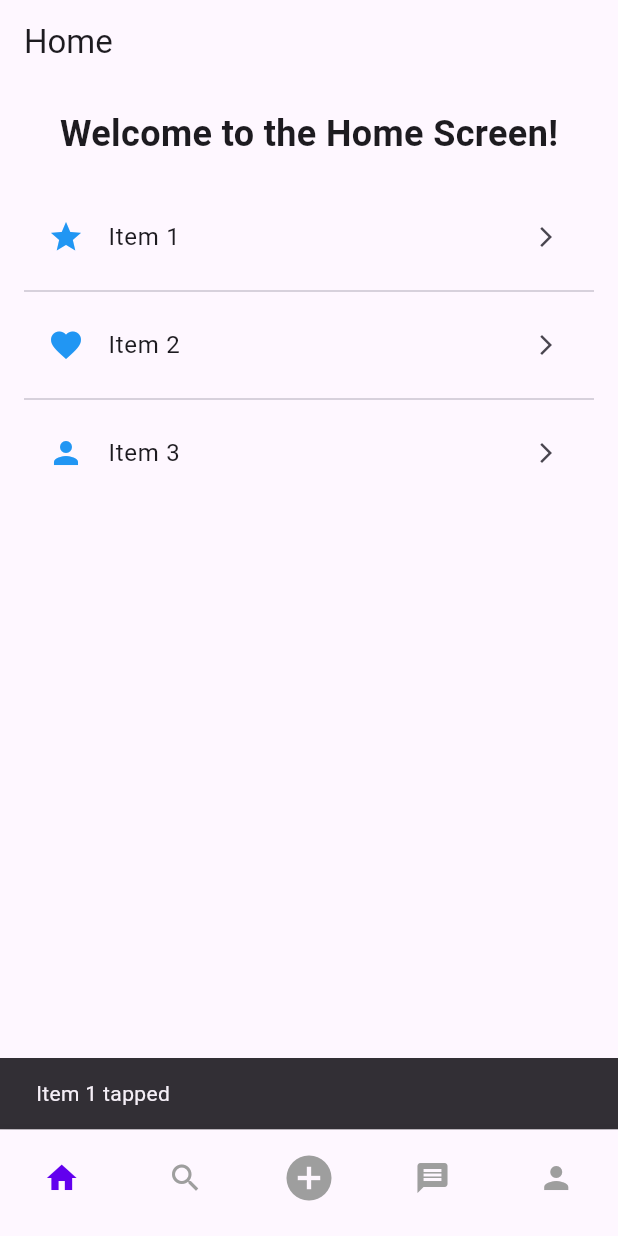
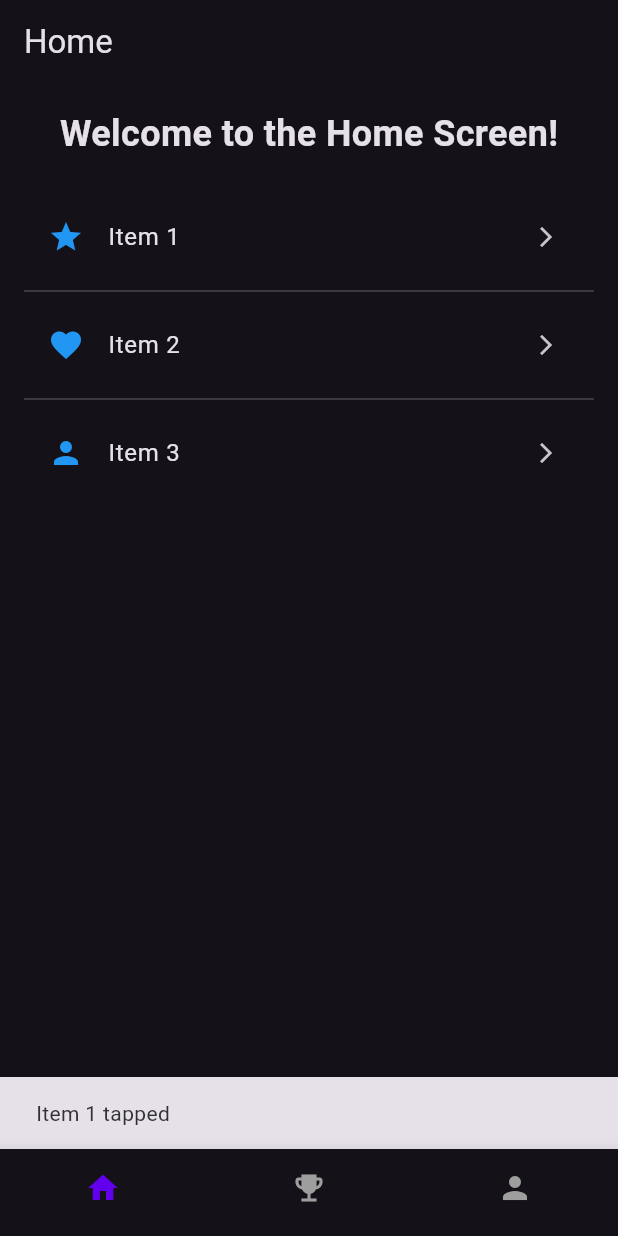
Before and after one commit to luisghdez/lumi_learn, a Flutter app: the screen it shows after launch, after a tap on "Item 1", on a phone screen of 412 x 824 dp. Run offline on Flutter 3.47's test engine with Material 3 defaults, Android fonts, the light colour scheme and no system bars; our stand-ins replace get.

Commit message:
lumilearn screens

```diff
--- a/lib/main.dart
+++ b/lib/main.dart
@@ -1,16 +1,13 @@
-// lib/main.dart
 import 'package:flutter/material.dart';
 import 'package:get/get.dart';
-import 'package:vibra_app/screens/messaging/messaging_screen.dart';
 import 'controllers/navigation_controller.dart';
 import 'screens/home/home_screen.dart';
-import 'screens/search/search_screen.dart';
+import 'screens/social/social_screen.dart';
 import 'screens/profile/profile_screen.dart';
 import 'widgets/bottom_nav_bar.dart';
 import 'utils/constants.dart';
 
 void main() {
-  // Initialize the NavigationController using GetX
   Get.put(NavigationController());
   runApp(const MyApp());
 }
@@ -20,11 +17,12 @@ class MyApp extends StatelessWidget {
 
   @override
   Widget build(BuildContext context) {
-    // Use GetMaterialApp instead of MaterialApp
     return GetMaterialApp(
-      title: 'Clean Navbar App',
+      title: 'Lumi Learn',
       theme: ThemeData(
         primarySwatch: Colors.blue,
+        // make dark theme the default
+        brightness: Brightness.dark,
       ),
       home: const MainScreen(),
     );
@@ -45,12 +43,11 @@ class MainScreen extends StatelessWidget {
           children: const [
             HomeScreen(),
             SearchScreen(),
-            MessagingScreen(),
             ProfileScreen(),
           ],
         ),
       ),
-      bottomNavigationBar: BottomNavbar(),
+      bottomNavigationBar: const BottomNavbar(),
     );
   }
 }
--- a/lib/screens/messaging/components/messaging_header.dart
+++ /dev/null
@@ -1,17 +0,0 @@
-import 'package:flutter/material.dart';
-
-class MessagingHeader extends StatelessWidget {
-  const MessagingHeader({Key? key}) : super(key: key);
-
-  @override
-  Widget build(BuildContext context) {
-    // Example header for Messaging
-    return Container(
-      padding: const EdgeInsets.all(16),
-      child: const Text(
-        'Your Conversations',
-        style: TextStyle(fontSize: 24, fontWeight: FontWeight.bold),
-      ),
-    );
-  }
-}
--- a/lib/screens/messaging/messaging_screen.dart
+++ /dev/null
@@ -1,25 +0,0 @@
-import 'package:flutter/material.dart';
-import 'components/messaging_header.dart';
-import 'widgets/messaging_widget.dart';
-
-class MessagingScreen extends StatelessWidget {
-  const MessagingScreen({Key? key}) : super(key: key);
-
-  @override
-  Widget build(BuildContext context) {
-    // Main layout of the Messaging Screen
-    return Scaffold(
-      appBar: AppBar(
-        title: const Text('Messaging'),
-      ),
-      body: const Column(
-        children: [
-          MessagingHeader(),
-          Expanded(
-            child: MessagingWidget(),
-          ),
-        ],
-      ),
-    );
-  }
-}
--- a/lib/screens/messaging/widgets/messaging_widget.dart
+++ /dev/null
@@ -1,39 +0,0 @@
-import 'package:flutter/material.dart';
-
-class MessagingWidget extends StatelessWidget {
-  const MessagingWidget({Key? key}) : super(key: key);
-
-  // Example list of conversations
-  final List<Map<String, String>> conversations = const [
-    {'name': 'Alice', 'lastMessage': 'Hey there!'},
-    {'name': 'Bob', 'lastMessage': 'Let\'s catch up later.'},
-    {'name': 'Charlie', 'lastMessage': 'Check out this link.'},
-  ];
-
-  @override
-  Widget build(BuildContext context) {
-    return ListView.separated(
-      padding: const EdgeInsets.symmetric(horizontal: 16, vertical: 8),
-      itemCount: conversations.length,
-      separatorBuilder: (context, index) => const Divider(),
-      itemBuilder: (context, index) {
-        final convo = conversations[index];
-        return ListTile(
-          leading: CircleAvatar(
-            child: Text(convo['name']![0]),
-          ),
-          title: Text(convo['name']!),
-          subtitle: Text(convo['lastMessage']!),
-          trailing: const Icon(Icons.arrow_forward_ios, size: 16),
-          onTap: () {
-            // Handle conversation tap, e.g., navigate to chat detail
-            ScaffoldMessenger.of(context).showSnackBar(
-              SnackBar(
-                  content: Text('Opening conversation with ${convo['name']}')),
-            );
-          },
-        );
-      },
-    );
-  }
-}
--- a/lib/utils/constants.dart
+++ b/lib/utils/constants.dart
@@ -5,7 +5,8 @@ class Constants {
   static const String search = 'Search';
   static const String profile = 'Profile';
   static const String messaging = 'Messaging';
-  static const String settings = '';
+  static const String settings = 'Settings';
+  static const String social = 'Social';
 
   static const primaryColor = Color(0xFF6200EE);
 }
--- a/lib/widgets/bottom_nav_bar.dart
+++ b/lib/widgets/bottom_nav_bar.dart
@@ -3,62 +3,9 @@ import 'package:flutter/material.dart';
 import 'package:get/get.dart';
 import '../controllers/navigation_controller.dart';
 import '../utils/constants.dart';
-import '../screens/add_event/add_event_screen.dart';
-import '../screens/add_post/add_post_screen.dart';
 
 class BottomNavbar extends StatelessWidget {
   const BottomNavbar({Key? key}) : super(key: key);
-
-  void _showAddOptions() {
-    Get.bottomSheet(
-      SafeArea(
-        child: Wrap(
-          children: [
-            ListTile(
-              leading: const Icon(Icons.event),
-              title: const Text('Add Event'),
-              onTap: () {
-                Get.back(); // Close the bottom sheet
-                Get.to(() => const AddEventScreen());
-              },
-            ),
-            ListTile(
-              leading: const Icon(Icons.post_add),
-              title: const Text('Add Post'),
-              onTap: () {
-                Get.back(); // Close the bottom sheet
-                Get.to(() => const AddPostScreen());
-              },
-            ),
-          ],
-        ),
-      ),
-      backgroundColor: Colors.white,
-    );
-  }
-
-  /// Maps the provider's currentIndex to the BottomNavigationBar's index.
-  int _mapProviderIndexToBottomNav(int providerIndex) {
-    if (providerIndex <= 1) {
-      return providerIndex;
-    } else {
-      // For indices after the 'Add' button, increment by 1
-      return providerIndex + 1;
-    }
-  }
-
-  /// Maps the BottomNavigationBar's index to the provider's currentIndex.
-  int? _mapBottomNavToProviderIndex(int bottomNavIndex) {
-    if (bottomNavIndex <= 1) {
-      return bottomNavIndex;
-    } else if (bottomNavIndex == 2) {
-      // 'Add' button does not map to a provider index
-      return null;
-    } else {
-      // For indices after the 'Add' button, decrement by 1
-      return bottomNavIndex - 1;
-    }
-  }
 
   @override
   Widget build(BuildContext context) {
@@ -66,21 +13,12 @@ class BottomNavbar extends StatelessWidget {
 
     return Obx(
       () {
-        int currentIndex = _mapProviderIndexToBottomNav(
-            navigationController.currentIndex.value);
+        int currentIndex = navigationController.currentIndex.value;
 
         return BottomNavigationBar(
           currentIndex: currentIndex,
           onTap: (index) {
-            if (index == 2) {
-              // 'Add' button tapped
-              _showAddOptions();
-            } else {
-              final newIndex = _mapBottomNavToProviderIndex(index);
-              if (newIndex != null) {
-                navigationController.updateIndex(newIndex);
-              }
-            }
+            navigationController.updateIndex(index);
           },
           items: const [
             BottomNavigationBarItem(
@@ -88,16 +26,8 @@ class BottomNavbar extends StatelessWidget {
               label: Constants.home,
             ),
             BottomNavigationBarItem(
-              icon: Icon(Icons.search),
-              label: Constants.search,
-            ),
-            BottomNavigationBarItem(
-              icon: Icon(Icons.add_circle, size: 36), // Larger icon for 'Add'
-              label: '', // No label for 'Add'
-            ),
-            BottomNavigationBarItem(
-              icon: Icon(Icons.message),
-              label: Constants.messaging,
+              icon: Icon(Icons.emoji_events), // Using group icon for 'Social'
+              label: Constants.social, // Ensure Constants.social is defined
             ),
             BottomNavigationBarItem(
               icon: Icon(Icons.person),
```
Also changed, not shown: lib/screens/add_event/add_event_screen.dart (deleted, +0 -46 lines), lib/screens/add_post/add_post_screen.dart (deleted, +0 -46 lines), lib/screens/social/components/search_bar.dart (renamed from lib/screens/search/components/search_bar.dart), lib/screens/social/social_screen.dart (renamed from lib/screens/search/search_screen.dart), lib/screens/social/widgets/search_widget.dart (renamed from lib/screens/search/widgets/search_widget.dart).
